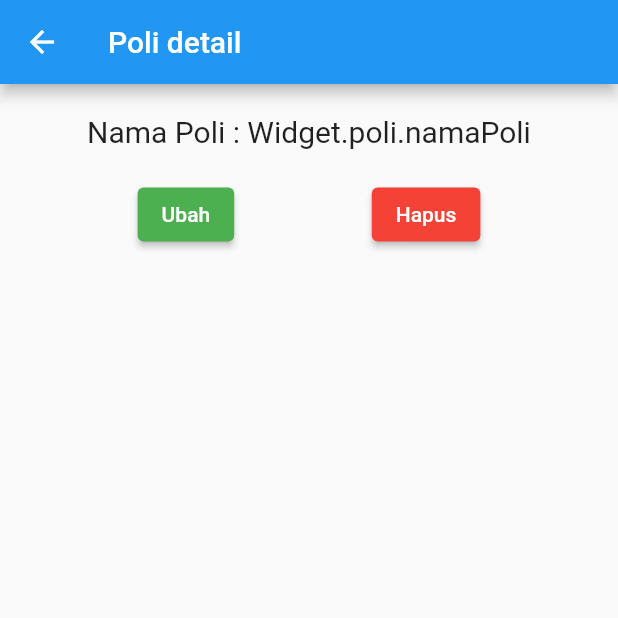
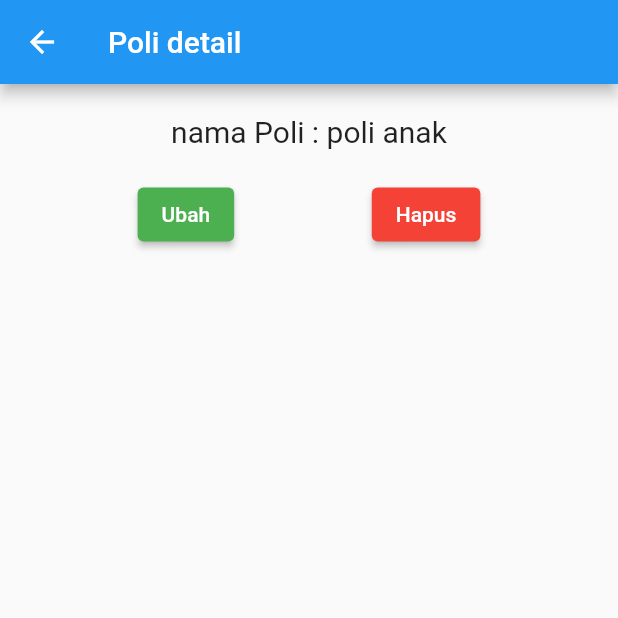
Before and after one commit to AhmadKusumahDEV/Dart_Basic, a Flutter app: the screen it shows after launch, after a tap on "poli anak", on a phone screen of 412 x 824 dp, the top half of it. Run offline on Flutter 3.47's test engine with Material 2 defaults, Android fonts, the phone set to English and light mode, and no system bars.

Commit message:
fix  bug folder keenam

```diff
--- a/lib/keenam/poli(item).dart
+++ b/lib/keenam/poliItem.dart
@@ -1,6 +1,6 @@
 import 'package:flutter/material.dart';
 import 'package:tutordart/models/poli.dart';
-import 'package:tutordart/kelima/poli_detail.dart';
+import 'package:tutordart/keenam/poli_detail.dart';
 
 class PoliItem extends StatelessWidget {
   final Poli poli;
@@ -10,16 +10,13 @@ class PoliItem extends StatelessWidget {
   @override
   Widget build(BuildContext context) {
     return GestureDetector(
-        child: const Card(
-          child: ListTile(
-            title: Text("poli anak"),
-          ),
+        child: Card(
+          child: ListTile(title: Text(poli.namaPoli)),
         ),
         onTap: () {
-          Poli poliAnak = Poli(namaPoli: "poli anak");
           Navigator.of(context).push(MaterialPageRoute(
               builder: (context) => PoliDetail(
-                    poli: poliAnak,
+                    poli: poli,
                   )));
         });
   }
--- /dev/null
+++ b/lib/keenam/poli_detail.dart
@@ -0,0 +1,46 @@
+import 'package:flutter/material.dart';
+import '../models/poli.dart';
+
+class PoliDetail extends StatefulWidget {
+  final Poli poli;
+
+  const PoliDetail({super.key, required this.poli});
+
+  @override
+  State<PoliDetail> createState() => _PoliDetailState();
+}
+
+class _PoliDetailState extends State<PoliDetail> {
+  @override
+  Widget build(BuildContext context) {
+    var pol = widget.poli.namaPoli;
+    return Scaffold(
+      appBar: AppBar(
+        title: const Text("Poli detail"),
+      ),
+      body: Column(children: [
+        const SizedBox(height: 20),
+        Text(
+          "nama Poli : $pol",
+          style: const TextStyle(fontSize: 20),
+        ),
+        const SizedBox(height: 20),
+        Row(
+          mainAxisAlignment: MainAxisAlignment.spaceEvenly,
+          children: [
+            ElevatedButton(
+              onPressed: () {},
+              style: ElevatedButton.styleFrom(backgroundColor: Colors.green),
+              child: const Text("Ubah"),
+            ),
+            ElevatedButton(
+              onPressed: () {},
+              style: ElevatedButton.styleFrom(backgroundColor: Colors.red),
+              child: const Text("Hapus"),
+            )
+          ],
+        )
+      ]),
+    );
+  }
+}
--- a/lib/keenam/poli_page.dart
+++ b/lib/keenam/poli_page.dart
@@ -1,6 +1,6 @@
 import 'package:flutter/material.dart';
 import '../models/poli.dart';
-import 'poli(item).dart';
+import 'poliItem.dart';
 import 'tambahpoli.dart';
 
 class PoliPage extends StatefulWidget {
```
